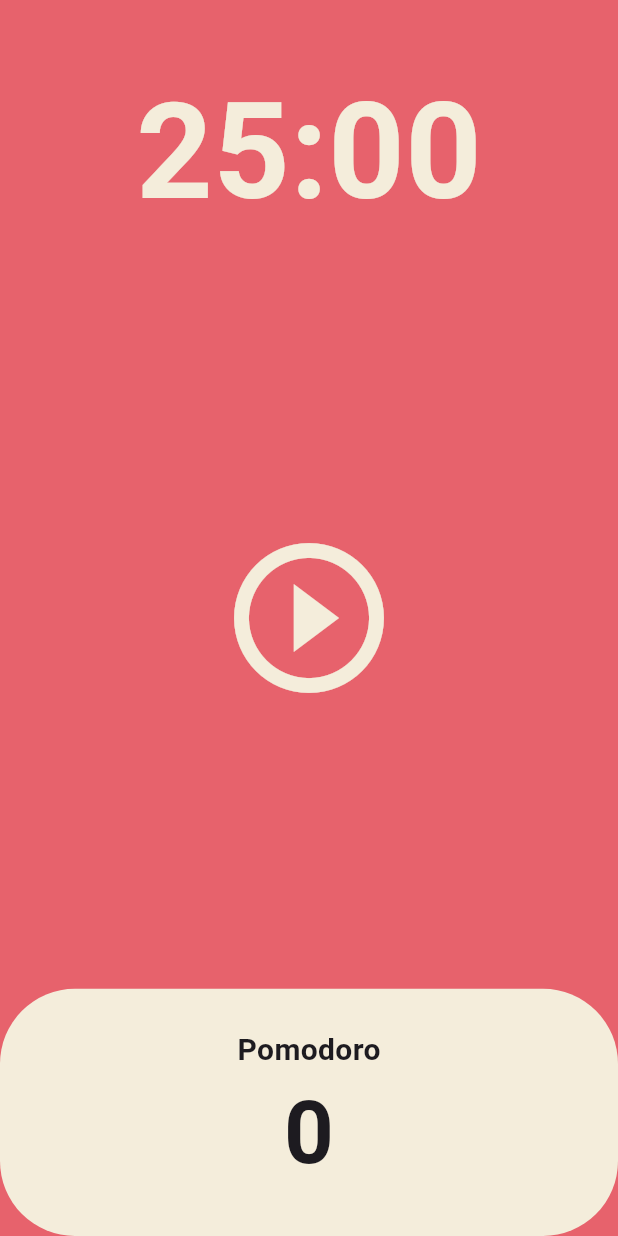
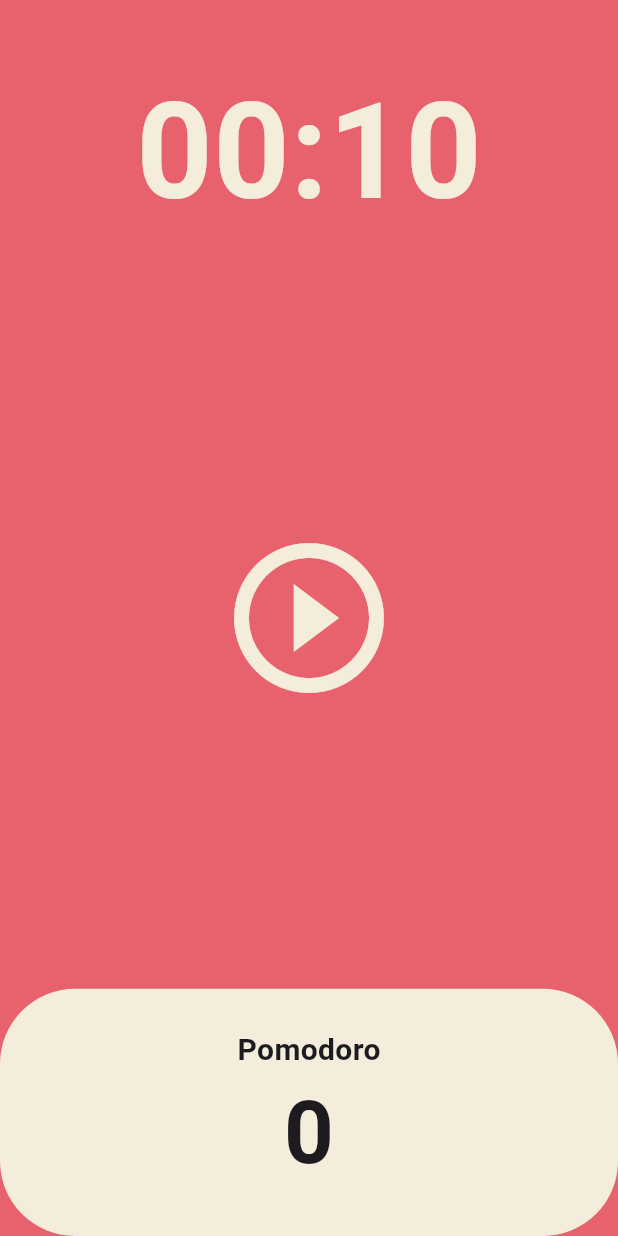
Before and after one commit to halfcodz/Pomodoro_timer_forPractice, a Flutter app: the screen it shows after launch, on a phone screen of 412 x 824 dp. Run offline on Flutter 3.47's test engine with Material 3 defaults, Android fonts, the light colour scheme and no system bars.

Commit message:
edit to provider

```diff
--- /dev/null
+++ b/lib/provider/pomodoro_provider.dart
@@ -0,0 +1,48 @@
+import 'dart:async';
+
+import 'package:flutter/material.dart';
+
+class PomodoroProvider extends ChangeNotifier {
+  static const twentyFiveMinutes = 10;
+  int totalSeconds = twentyFiveMinutes;
+  bool isRunning = false;
+  int totalPomodoros = 0;
+  Timer? _timer;
+
+  // 타이머 시작
+  void startTimer() {
+    if (_timer != null && _timer!.isActive) return; // 이미 실행 중이면 무시
+    isRunning = true;
+    _timer = Timer.periodic(const Duration(seconds: 1), (timer) {
+      if (totalSeconds == 0) {
+        onTimeComplete();
+      } else {
+        totalSeconds--;
+        notifyListeners(); // 상태 변경 알림
+      }
+    });
+    notifyListeners();
+  }
+
+  // 2. 타이머 일시정지
+  void pauseTimer() {
+    _timer?.cancel();
+    isRunning = false;
+    notifyListeners();
+  }
+
+  // 3. 타이머 완료 처리
+  void onTimeComplete() {
+    totalPomodoros++;
+    isRunning = false;
+    totalSeconds = twentyFiveMinutes; // 타이머 초기화
+    _timer?.cancel();
+    notifyListeners();
+  }
+
+  // 4. 타이머 포맷 변환
+  String formatTime(int seconds) {
+    var duration = Duration(seconds: seconds);
+    return duration.toString().split(".").first.substring(2, 7);
+  }
+}
--- a/lib/screens/home_screen.dart
+++ b/lib/screens/home_screen.dart
@@ -1,54 +1,9 @@
-import 'dart:async';
+import 'package:flutter/material.dart';
+import 'package:provider/provider.dart';
+import 'package:toon_flix_02/provider/pomodoro_provider.dart';
 
-import 'package:flutter/material.dart';
-
-class HomeScreen extends StatefulWidget {
+class HomeScreen extends StatelessWidget {
   const HomeScreen({super.key});
-
-  @override
-  State<HomeScreen> createState() => _HomeScreenState();
-}
-
-class _HomeScreenState extends State<HomeScreen> {
-  static const twentyFiveMinutes = 1500;
-  int totalSeconds = twentyFiveMinutes;
-  bool isRunning = false;
-  int totalPomodoros = 0;
-  late Timer timer;
-
-  void onTick(Timer timer) {
-    if (totalSeconds == 0) {
-      setState(() {
-        totalPomodoros = totalPomodoros + 1;
-        isRunning = false;
-        totalSeconds = twentyFiveMinutes; // reset해주려는 것
-      });
-      timer.cancel();
-    } else {
-      setState(() {
-        totalSeconds = totalSeconds - 1;
-      });
-    }
-  }
-
-  void onStartPressed() {
-    timer = Timer.periodic(const Duration(seconds: 1), onTick);
-    setState(() {
-      isRunning = true;
-    });
-  }
-
-  void onPausePressed() {
-    timer.cancel();
-    setState(() {
-      isRunning = false;
-    });
-  }
-
-  String foramt(int seconds) {
-    var duration = Duration(seconds: seconds);
-    return duration.toString().split(".").first.substring(2, 7); //이 부분이 조금 생소한 부분~
-  }
 
   @override
   Widget build(BuildContext context) {
@@ -56,35 +11,53 @@ class _HomeScreenState extends State<HomeScreen> {
       backgroundColor: Theme.of(context).scaffoldBackgroundColor,
       body: Column(
         children: [
+          // 1. 타이머 출력
           Flexible(
-              //화면에 대한 비율을 정해주는 Widget
             flex: 1,
-              child: Container(
+            child: Consumer<PomodoroProvider>(
+              builder: (context, pomodoro, child) {
+                return Container(
                   alignment: Alignment.bottomCenter,
                   child: Text(
-                  foramt(totalSeconds),
+                    pomodoro.formatTime(pomodoro.totalSeconds),
                     style: TextStyle(
-                    color: Theme.of(context).cardColor, //context에서 가져온 색 적용한 것!
+                      color: Theme.of(context).cardColor,
                       fontSize: 89,
                       fontWeight: FontWeight.w600,
                     ),
                   ),
-              )),
+                );
+              },
+            ),
+          ),
+          // 2. 시작/일시정지 버튼
           Flexible(
             flex: 3,
-              child: Center(
+            child: Consumer<PomodoroProvider>(
+              builder: (context, pomodoro, child) {
+                return Center(
                   child: IconButton(
-                  onPressed: isRunning ? onPausePressed : onStartPressed,
-                  icon: Icon(isRunning
+                    onPressed: pomodoro.isRunning
+                        ? pomodoro.pauseTimer
+                        : pomodoro.startTimer,
+                    icon: Icon(
+                      pomodoro.isRunning
                           ? Icons.pause_circle_outline
-                      : Icons.play_circle_outline),
+                          : Icons.play_circle_outline,
+                    ),
                     iconSize: 120,
                     color: Theme.of(context).cardColor,
                   ),
-              )),
+                );
+              },
+            ),
+          ),
+          // 3. 완료된 Pomodoro 횟수
           Flexible(
             flex: 1,
-              child: Row(
+            child: Consumer<PomodoroProvider>(
+              builder: (context, pomodoro, child) {
+                return Row(
                   children: [
                     Expanded(
                       child: Container(
@@ -107,7 +80,7 @@ class _HomeScreenState extends State<HomeScreen> {
                               ),
                             ),
                             Text(
-                            '$totalPomodoros',
+                              '${pomodoro.totalPomodoros}',
                               style: TextStyle(
                                 fontSize: 58,
                                 fontWeight: FontWeight.w600,
@@ -122,7 +95,10 @@ class _HomeScreenState extends State<HomeScreen> {
                       ),
                     ),
                   ],
-              )),
+                );
+              },
+            ),
+          ),
         ],
       ),
     );
--- a/pubspec.yaml
+++ b/pubspec.yaml
@@ -9,6 +9,7 @@ environment:
 dependencies:
   flutter:
     sdk: flutter
+  provider: ^6.1.2
 
 dev_dependencies:
   flutter_test:
```
Also changed, not shown: lib/main.dart (+10 -1 lines), pubspec.lock. Lines whose indentation alone changed are shown as unchanged.
